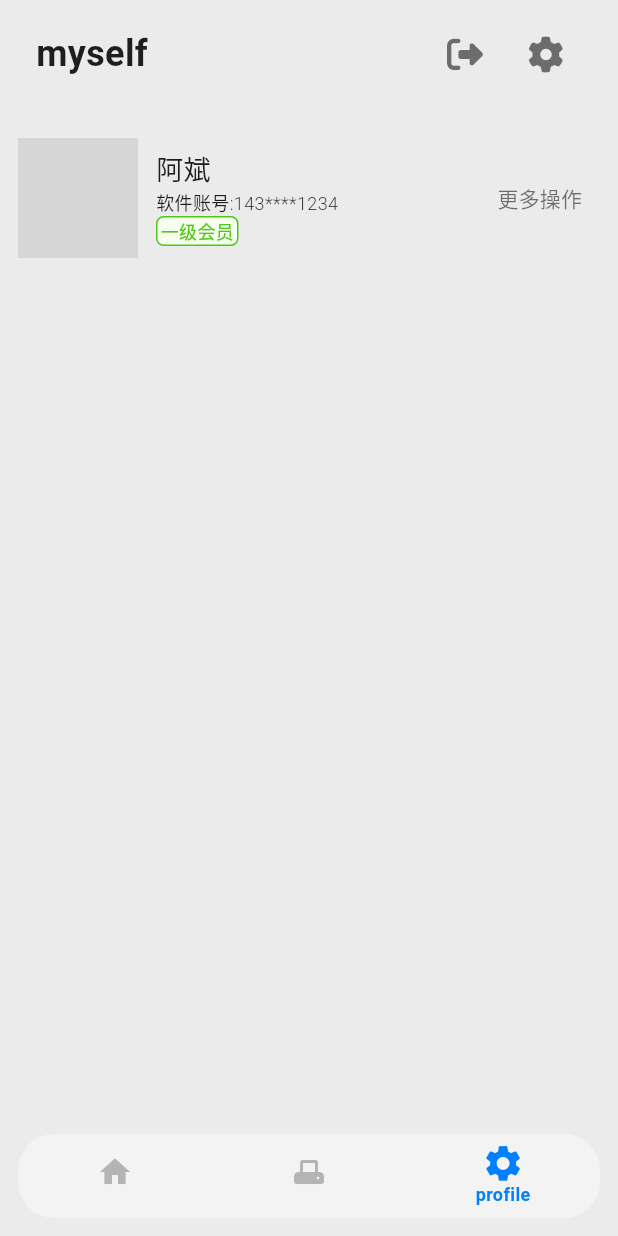
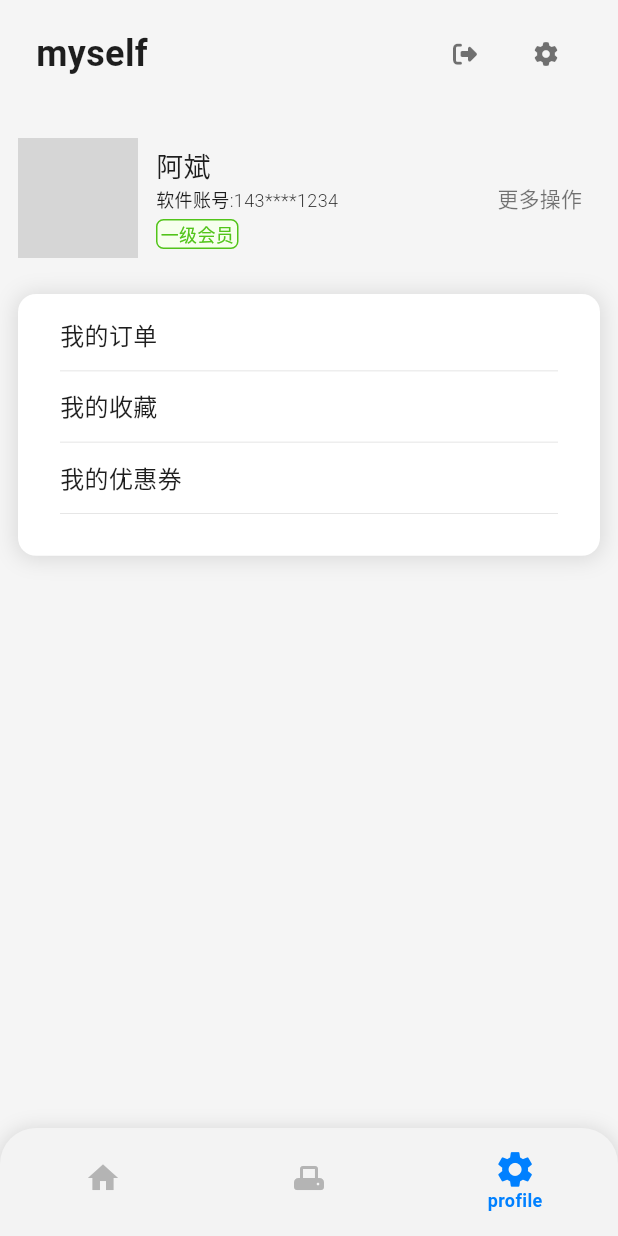
Before and after one commit to abinzhao/flutterAPP, a Flutter app: the MainHomeScreen screen opened directly, item 3 of the bottom bar chosen, on a phone screen of 412 x 824 dp. Run offline on Flutter 3.47's test engine with Material 3 defaults, Android fonts, the phone set to English and light mode, and no system bars; our stand-ins replace easy_localization, font_awesome_flutter, go_router, shared_preferences, toastification; accounts and stored records are empty; network calls fail; grey boxes are pictures that could not be loaded.

Commit message:
feat(ui):增加我的页面

```diff
--- a/lib/components/BottomNavBar/index.dart
+++ b/lib/components/BottomNavBar/index.dart
@@ -24,7 +24,7 @@ class _BottomNavBarState extends State<BottomNavBar>
   final GlobalKey _bottomNavigationKey = GlobalKey();
 
   /// 底部导航栏高度
-  Size get preferredSize => const Size.fromHeight(56.0);
+  Size get preferredSize => const Size.fromHeight(72.0);
 
   @override
   void initState() {
@@ -47,13 +47,22 @@ class _BottomNavBarState extends State<BottomNavBar>
 
   @override
   Widget build(BuildContext context) {
-    return Padding(
-      padding: const EdgeInsets.fromLTRB(12, 0, 12, 12),
-      child: Container(
+    return Container(
       height: preferredSize.height,
       decoration: BoxDecoration(
-          borderRadius: BorderRadius.circular(24),
+        borderRadius: const BorderRadius.only(
+          topLeft: Radius.circular(24),
+          topRight: Radius.circular(24),
+        ),
         color: Theme.of(context).bottomNavigationBarTheme.backgroundColor,
+        boxShadow: const [
+          BoxShadow(
+            color: Colors.black12,
+            spreadRadius: 1,
+            blurRadius: 10,
+            offset: Offset(0, 1),
+          ),
+        ],
       ),
       child: ClipRRect(
         borderRadius: BorderRadius.circular(24),
@@ -94,7 +103,6 @@ class _BottomNavBarState extends State<BottomNavBar>
           iconSize: 24,
         ),
       ),
-      ),
     );
   }
 }
--- /dev/null
+++ b/lib/components/ListCard/index.dart
@@ -0,0 +1,83 @@
+import 'package:flutter/material.dart';
+import 'package:font_awesome_flutter/font_awesome_flutter.dart';
+
+class ListCard extends StatelessWidget {
+  final bool? showAction;
+  final IconData? actionIcon;
+  final IconData? logoIcon;
+  final List<Map<String, dynamic>> listItems;
+
+  const ListCard({
+    super.key,
+    this.showAction = false,
+    this.actionIcon,
+    required this.listItems,
+    this.logoIcon,
+  });
+
+  @override
+  Widget build(BuildContext context) {
+    return Container(
+      decoration: const BoxDecoration(
+        color: Colors.white,
+        borderRadius: BorderRadius.all(Radius.circular(12)),
+        boxShadow: [
+          BoxShadow(
+            color: Colors.black12,
+            spreadRadius: 1,
+            blurRadius: 12,
+            offset: Offset(0, 1),
+          ),
+        ],
+      ),
+      child: Padding(
+        padding: const EdgeInsets.all(16),
+        child: Column(
+          children: [
+            ...listItems.map((item) {
+              return Padding(
+                padding: const EdgeInsets.fromLTRB(0, 0, 0, 12),
+                child: Row(
+                  mainAxisAlignment: MainAxisAlignment.spaceBetween,
+                  crossAxisAlignment: CrossAxisAlignment.center,
+                  children: [
+                    if (logoIcon != null)
+                      FaIcon(
+                        logoIcon,
+                        color: Theme.of(context).primaryColor,
+                      ),
+                    const SizedBox(width: 12),
+                    Expanded(
+                      child: Align(
+                        alignment: Alignment.centerLeft,
+                        child: Container(
+                          alignment: Alignment.centerLeft,
+                          padding: const EdgeInsets.fromLTRB(0, 0, 0, 12),
+                          decoration: const BoxDecoration(
+                            border: Border(
+                              bottom: BorderSide(
+                                  color: Color.fromARGB(255, 221, 221, 221),
+                                  width: 0.5),
+                            ),
+                          ),
+                          child: item['child'] ?? const SizedBox.shrink(),
+                        ),
+                      ),
+                    ),
+                    const SizedBox(width: 12),
+                    if (showAction!)
+                      FaIcon(
+                        actionIcon ?? FontAwesomeIcons.arrowLeft,
+                        color: Colors.black26,
+                        size: 18,
+                      ),
+                  ],
+                ),
+              );
+            }),
+          ],
+        ),
+      ),
+    );
+  }
+}
--- a/lib/components/index.dart
+++ b/lib/components/index.dart
@@ -9,3 +9,4 @@ export 'ButtonGroup/index.dart';
 export 'PageLayout/index.dart';
 export 'ImagePreview/index.dart';
 export 'Tag/index.dart';
+export 'ListCard/index.dart';
--- a/lib/router/index.dart
+++ b/lib/router/index.dart
@@ -4,19 +4,16 @@ import 'package:flutter/material.dart';
 import 'package:go_router/go_router.dart';
 
 import '../views/homeLayout/index.dart';
-import '../views/homeLayout/home/index.dart';
-import '../views/homeLayout/profile/index.dart';
-import 'page_path.dart';
-import '../views/login/login_utils.dart';
+import '../storage/user.dart';
 
 /// 路由配置
 final GoRouter router = GoRouter(
   routes: <RouteBase>[
     GoRoute(
-      path: PagePath.layout,
+      path: '/',
       builder: (BuildContext context, GoRouterState state) {
         return FutureBuilder(
-            future: LoginStorage.getLoginInfo(),
+            future: UserStorage.getUserInfo(),
             builder: (context, snapshot) {
               if (snapshot.data?.isLogin == true) {
                 return const MainHomeScreen();
@@ -27,7 +24,7 @@ final GoRouter router = GoRouter(
       },
       routes: <RouteBase>[
         // GoRoute(
-        //   path: PagePath.home,
+        //   path: '/home',
         //   builder: (BuildContext context, GoRouterState state) {
         //     return const HomeScreen();
         //   },
@@ -38,12 +35,12 @@ final GoRouter router = GoRouter(
         //     return const ProfileScreen();
         //   },
         // ),
-        // GoRoute(
-        //   path: PagePath.login,
-        //   builder: (BuildContext context, GoRouterState state) {
-        //     return const LoginScreen();
-        //   },
-        // ),
+        GoRoute(
+          path: 'login',
+          builder: (BuildContext context, GoRouterState state) {
+            return const LoginScreen();
+          },
+        ),
 
         /// 错误页面
         GoRoute(
--- /dev/null
+++ b/lib/storage/user.dart
@@ -0,0 +1,159 @@
+import 'dart:convert';
+import 'package:shared_preferences/shared_preferences.dart';
+
+/// 用户信息存储 key
+const String userInfoKey = 'user_info';
+
+class UserInfo {
+  /// 登录类型
+  String? loginType;
+
+  /// 登录账号
+  String? account;
+
+  /// 是否已登陆
+  bool isLogin;
+
+  /// 头像 URL
+  String? avatarUrl;
+
+  /// 手机号码
+  String? phoneNumber;
+
+  /// 邮箱账号
+  String? email;
+
+  /// 生日
+  DateTime? birthday;
+
+  /// 星座
+  String? constellation;
+
+  /// 所在地
+  String? location;
+
+  /// 注册国家
+  String? registeredCountry;
+
+  UserInfo({
+    this.loginType,
+    this.account,
+    this.isLogin = false,
+    this.avatarUrl,
+    this.phoneNumber,
+    this.email,
+    this.birthday,
+    this.constellation,
+    this.location,
+    this.registeredCountry,
+  });
+
+  Map<String, dynamic> toJson() {
+    return {
+      'loginType': loginType,
+      'account': account,
+      'isLogin': isLogin,
+      'avatarUrl': avatarUrl,
+      'phoneNumber': phoneNumber,
+      'email': email,
+      'birthday': birthday?.toIso8601String(),
+      'constellation': constellation,
+      'location': location,
+      'registeredCountry': registeredCountry,
+    };
+  }
+
+  factory UserInfo.fromJson(Map<String, dynamic> json) {
+    return UserInfo(
+      loginType: json['loginType'],
+      account: json['account'],
+      isLogin: json['isLogin'],
+      avatarUrl: json['avatarUrl'],
+      phoneNumber: json['phoneNumber'],
+      email: json['email'],
+      birthday:
+          json['birthday'] != null ? DateTime.parse(json['birthday']) : null,
+      constellation: json['constellation'],
+      location: json['location'],
+      registeredCountry: json['registeredCountry'],
+    );
+  }
+
+  @override
+  String toString() {
+    return '登录类型: $loginType, 登录账号: $account, 是否已登陆: $isLogin, 头像 URL: $avatarUrl, 手机号码: $phoneNumber, 邮箱账号: $email, 生日: $birthday, 星座: $constellation, 所在地: $location, 注册国家: $registeredCountry';
+  }
+}
+
+class UserStorage {
+  static Future<void> saveUserInfo(UserInfo userInfo) async {
+    final prefs = await SharedPreferences.getInstance();
+    await prefs.setString(userInfoKey, jsonEncode(userInfo.toJson()));
+  }
+
+  static Future<UserInfo?> getUserInfo() async {
+    final prefs = await SharedPreferences.getInstance();
+    final jsonString = prefs.getString(userInfoKey);
+    if (jsonString != null) {
+      return UserInfo.fromJson(jsonDecode(jsonString));
+    }
+    return UserInfo(
+      loginType: '',
+      account: '',
+      isLogin: false,
+      avatarUrl:
+          'https://pic1.zhimg.com/80/v2-3a6e134166a08b6e4600ebf02dd50298_1440w.webp',
+      phoneNumber: '',
+      email: '',
+      birthday: null,
+      constellation: '',
+      location: '',
+      registeredCountry: '中国',
+    );
+  }
+
+  static Future<void> updateUserInfoField(
+      String fieldName, dynamic value) async {
+    final userInfo = await getUserInfo();
+    if (userInfo != null) {
+      switch (fieldName) {
+        case 'loginType':
+          userInfo.loginType = value as String?;
+          break;
+        case 'account':
+          userInfo.account = value as String?;
+          break;
+        case 'isLogin':
+          userInfo.isLogin = value as bool;
+          break;
+        case 'avatarUrl':
+          userInfo.avatarUrl = value as String?;
+          break;
+        case 'phoneNumber':
+          userInfo.phoneNumber = value as String?;
+          break;
+        case 'email':
+          userInfo.email = value as String?;
+          break;
+        case 'birthday':
+          userInfo.birthday = value as DateTime?;
+          break;
+        case 'constellation':
+          userInfo.constellation = value as String?;
+          break;
+        case 'location':
+          userInfo.location = value as String?;
+          break;
+        case 'registeredCountry':
+          userInfo.registeredCountry = value as String?;
+          break;
+      }
+      await saveUserInfo(userInfo);
+    }
+  }
+
+  static Future<void> logout() async {
+    final prefs = await SharedPreferences.getInstance();
+    await prefs.remove(userInfoKey);
+  }
+}
--- a/lib/themes/theme.dart
+++ b/lib/themes/theme.dart
@@ -3,7 +3,7 @@ import 'package:flutter/material.dart';
 class AppTheme {
   static final lightTheme = ThemeData(
     primaryColor: const Color.fromARGB(255, 0, 128, 255), // 亮蓝色，具有科技感
-    scaffoldBackgroundColor: const Color.fromARGB(255, 235, 235, 235),
+    scaffoldBackgroundColor: const Color.fromARGB(255, 245, 245, 245),
     textTheme: const TextTheme(
       headlineMedium: TextStyle(
         fontSize: 28,
@@ -37,7 +37,7 @@ class AppTheme {
     ),
     iconButtonTheme: IconButtonThemeData(
       style: ButtonStyle(
-        iconSize: WidgetStateProperty.all(24.0),
+        iconSize: WidgetStateProperty.all(16.0),
         backgroundColor: WidgetStateProperty.all(Colors.transparent),
         overlayColor: WidgetStateProperty.resolveWith<Color?>((states) {
           if (states.contains(WidgetState.pressed)) {
@@ -80,7 +80,7 @@ class AppTheme {
     cardTheme: CardTheme(
       elevation: 6.0,
       shape: RoundedRectangleBorder(
-        borderRadius: BorderRadius.circular(24),
+        borderRadius: BorderRadius.circular(16),
         side: BorderSide.none,
       ),
       color: const Color.fromARGB(255, 50, 50, 50),
--- a/lib/utils/device.dart
+++ b/lib/utils/device.dart
@@ -2,6 +2,10 @@ import 'package:flutter/foundation.dart';
 import 'package:flutter/material.dart';
 
 class DeviceUtils {
+  // 屏幕宽度
+  static double screenWidth(BuildContext context) {
+    return MediaQuery.of(context).size.width * 0.95;
+  }
   // 检测是否为大屏设备
   static bool isLargeScreen(BuildContext context) {
     return MediaQuery.of(context).size.width > 600;
--- a/lib/views/homeLayout/profile/index.dart
+++ b/lib/views/homeLayout/profile/index.dart
@@ -4,7 +4,7 @@ import 'package:flutter/material.dart';
 import 'package:font_awesome_flutter/font_awesome_flutter.dart';
 import 'package:go_router/go_router.dart';
 import '../../../components/index.dart';
-import '../../login/login_utils.dart';
+import '../../../storage/user.dart';
 
 class ProfileScreen extends StatefulWidget {
   const ProfileScreen({super.key});
@@ -14,6 +14,21 @@ class ProfileScreen extends StatefulWidget {
 }
 
 class _ProfileScreenState extends State<ProfileScreen> {
+  UserInfo? userInfo = UserInfo();
+
+  void _updateUserInfo() async {
+    final data = await UserStorage.getUserInfo();
+    setState(() {
+      userInfo = data;
+    });
+  }
+
+  @override
+  void initState() {
+    _updateUserInfo();
+    super.initState();
+  }
+
   @override
   Widget build(BuildContext context) {
     return Container(
@@ -23,6 +38,7 @@ class _ProfileScreenState extends State<ProfileScreen> {
       child: SingleChildScrollView(
         child: Column(
           children: [
+            // 头部
             BackHeader(
               leftChild: Text(
                 context.tr("myself"),
@@ -36,7 +52,7 @@ class _ProfileScreenState extends State<ProfileScreen> {
                   IconButton(
                     icon: const FaIcon(FontAwesomeIcons.rightFromBracket),
                     onPressed: () {
-                      LoginStorage.logout();
+                      UserStorage.logout();
                       context.go('/login');
                     },
                   ),
@@ -49,23 +65,23 @@ class _ProfileScreenState extends State<ProfileScreen> {
               ),
             ),
             const SizedBox(height: 20),
+            // 账号信息
             Row(
               mainAxisAlignment: MainAxisAlignment.spaceBetween,
               crossAxisAlignment: CrossAxisAlignment.center,
               children: [
-                const Row(
+                Row(
                   mainAxisAlignment: MainAxisAlignment.start,
                   crossAxisAlignment: CrossAxisAlignment.center,
                   children: [
                     ImagePreview(
-                      imageUrl:
-                          'https://pic1.zhimg.com/80/v2-3a6e134166a08b6e4600ebf02dd50298_1440w.webp',
+                      imageUrl: userInfo?.avatarUrl ?? '',
                       width: 80,
                       height: 80,
                       boxShape: BoxShape.circle,
                     ),
-                    SizedBox(width: 12),
-                    Column(
+                    const SizedBox(width: 12),
+                    const Column(
                       crossAxisAlignment: CrossAxisAlignment.start,
                       mainAxisAlignment: MainAxisAlignment.center,
                       children: [
@@ -83,7 +99,7 @@ class _ProfileScreenState extends State<ProfileScreen> {
                             fontWeight: FontWeight.w300,
                           ),
                         ),
-                        // Text('此处为标签🏷️'),
+                        SizedBox(height: 4),
                         Tag(
                           content: '一级会员',
                           colorType: TagColorType.success,
@@ -95,7 +111,24 @@ class _ProfileScreenState extends State<ProfileScreen> {
                 ),
                 TextButton(onPressed: () => {}, child: const Text('更多操作'))
               ],
-            )
+            ),
+            const SizedBox(height: 24),
+            const ListCard(
+              listItems: [
+                {
+                  'child': Text('我的订单'),
+                  'actionIcon': FontAwesomeIcons.arrowLeft
+                },
+                {
+                  'child': Text('我的收藏'),
+                  'actionIcon': FontAwesomeIcons.arrowLeft
+                },
+                {
+                  'child': Text('我的优惠券'),
+                  'actionIcon': FontAwesomeIcons.arrowLeft
+                },
+              ],
+            ),
           ],
         ),
       ),
--- a/lib/views/login/login_utils.dart
+++ /dev/null
@@ -1,59 +0,0 @@
-import 'dart:convert';
-import 'package:shared_preferences/shared_preferences.dart';
-
-/// 登录信息key
-const String loginInfoKey = 'login_info';
-
-class LoginInfo {
-  /// 登录类型
-  final String? type;
-
-  /// 登录账号
-  final String? content;
-
-  /// 是否已登陆
-  final bool isLogin;
-
-  LoginInfo({this.type, this.content, this.isLogin = false});
-
-  Map<String, dynamic> toJson() {
-    return {
-      'type': type,
-      'content': content,
-      'isLogin': isLogin,
-    };
-  }
-
-  factory LoginInfo.fromJson(Map<String, dynamic> json) {
-    return LoginInfo(
-      type: json['type'],
-      content: json['content'],
-      isLogin: json['isLogin'],
-    );
-  }
-  @override
-  String toString() {
-    return '登录类型: $type, 登录账号: $content, 是否已登陆: $isLogin';
-  }
-}
-
-class LoginStorage {
-  static Future<void> saveLoginInfo(LoginInfo loginInfo) async {
-    final prefs = await SharedPreferences.getInstance();
-    await prefs.setString(loginInfoKey, jsonEncode(loginInfo.toJson()));
-  }
-
-  static Future<LoginInfo?> getLoginInfo() async {
-    final prefs = await SharedPreferences.getInstance();
-    final jsonString = prefs.getString(loginInfoKey);
-    if (jsonString != null) {
-      return LoginInfo.fromJson(jsonDecode(jsonString));
-    }
-    return null;
-  }
-
-  static Future<void> logout() async {
-    final prefs = await SharedPreferences.getInstance();
-    await prefs.remove(loginInfoKey);
-  }
-}
```
Also changed, not shown: lib/router/page_path.dart (deleted, +0 -7 lines), lib/views/login/index.dart (+5 -6 lines), lib/views/login/service.dart (+7 -9 lines). Lines whose indentation alone changed are shown as unchanged.
